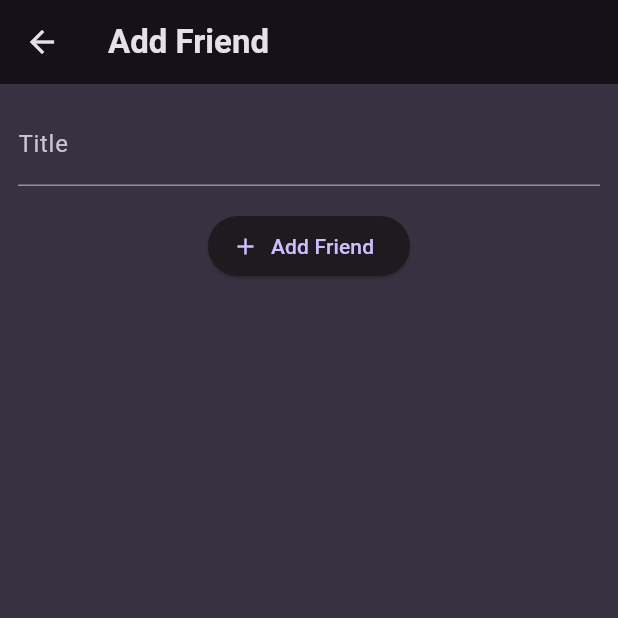
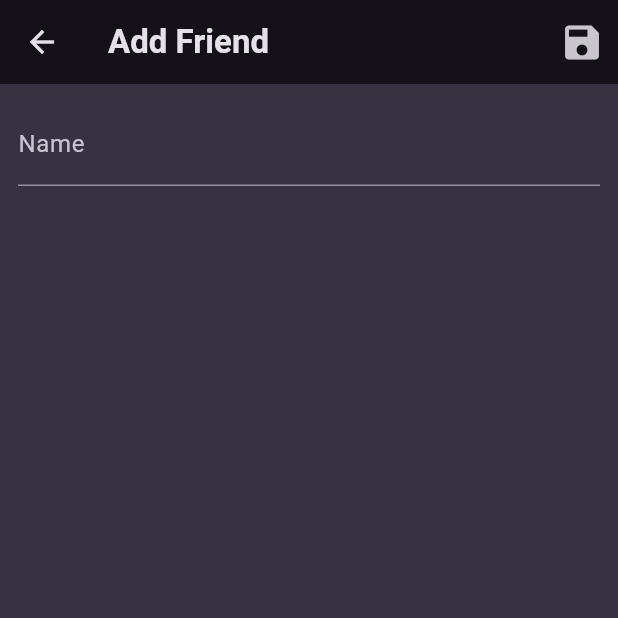
Before and after one commit to pattarawan21/qrcode_friends, a Flutter app: the AddFriendScreen screen opened directly, on a phone screen of 412 x 824 dp, the top half of it. Run offline on Flutter 3.47's test engine with Material 3 defaults, Android fonts, the phone set to English and light mode, and no system bars; our stand-ins replace flutter_riverpod, google_fonts, hive, hive_flutter, image_picker; accounts and stored records are empty.

Commit message:
fix bug on edit qr code and add  Edit Name Friend

```diff
--- a/lib/providers/friend_provider.dart
+++ b/lib/providers/friend_provider.dart
@@ -35,7 +35,7 @@ class FriendNotifier extends StateNotifier<List<Friend>> {
     state = box.values.toList();
   }
 
-  void deleteFriend(Friend friend) async {
+  Future deleteFriend(Friend friend) async {
     final box = await Hive.openBox<Friend>('friend');
     final index = state.indexWhere((e) => e.id == friend.id);
     if (index >= 0) {
--- a/lib/screens/add_friend.dart
+++ b/lib/screens/add_friend.dart
@@ -1,9 +1,14 @@
+
+import 'package:qrcode_fr/models/friends.dart';
 import 'package:qrcode_fr/providers/friend_provider.dart';
 import 'package:flutter/material.dart';
 import 'package:flutter_riverpod/flutter_riverpod.dart';
 
 class AddFriendScreen extends ConsumerStatefulWidget {
-  const AddFriendScreen({super.key});
+  final Friend? editName;
+  final bool isEdit;
+
+  const AddFriendScreen({super.key, this.editName, this.isEdit = false});
 
   @override
   ConsumerState<AddFriendScreen> createState() {
@@ -21,6 +26,15 @@ class _AddFriendScreenState extends ConsumerState<AddFriendScreen> {
       Navigator.of(context).pop();
     }
   }
+  void _editNameFriend() {
+    final enteredText = _titleController.text;
+    if (!enteredText.isEmpty) {
+      ref.read(FriendProvider.notifier).editFriend(widget.editName!.id.toString(), enteredText);
+      Navigator.of(context).pop();
+    }
+
+  }
+
 
 
   @override
@@ -32,25 +46,33 @@ class _AddFriendScreenState extends ConsumerState<AddFriendScreen> {
   @override
   Widget build(BuildContext context) {
     return Scaffold(
-      appBar: AppBar(
-        title: const Text('Add Friend'),
+       appBar: AppBar(
+        title: Text(
+          widget.editName != null
+              ? "Edit Name : ${widget.editName?.title}"
+              : "Add Friend ",
+        ),
+        actions: [
+          widget.isEdit
+              ? const SizedBox()
+              : IconButton(
+                  icon: const Icon(Icons.save),
+                  iconSize: 30,
+                  onPressed:
+                      widget.editName == null ? _saveFriend : _editNameFriend,
+                ),
+        ],
       ),
       body: SingleChildScrollView(
         padding: const EdgeInsets.all(12),
         child: Column(
           children: [
             TextField(
-              decoration: const InputDecoration(labelText: 'Title'),
+              decoration: const InputDecoration(labelText: 'Name'),
               controller: _titleController,
               style: TextStyle(
                 color: Theme.of(context).colorScheme.onBackground,
               ),
-            ),
-            const SizedBox(height: 16),
-            ElevatedButton.icon(
-              onPressed: _saveFriend,
-              icon: const Icon(Icons.add),
-              label: const Text('Add Friend'),
             ),
           ],
         ),
--- a/lib/screens/add_qr.dart
+++ b/lib/screens/add_qr.dart
@@ -59,9 +59,8 @@ class _AddQrcode extends ConsumerState<AddQrcode> {
     if (name.isEmpty || image == null) {
       return;
     }
-    final myid = widget.editQrcode!.id;
     final newQr = QrCode(
-      id: myid,
+      id: widget.editQrcode!.id,
       title: name,
       imagebytes: await image.readAsBytes(),
     );
--- a/lib/widgets/qr_image.dart
+++ b/lib/widgets/qr_image.dart
@@ -76,14 +76,14 @@ class _PickQrState extends State<PickedQr> {
                 : TextButton.icon(
                     onPressed: _chooseImage,
                     icon: const Icon(Icons.photo),
-                    label: const Text("Open Gallery"),
+                    label: const Text("Gallery"),
                   ),
             widget.isEdit
                 ? const SizedBox()
                 : TextButton.icon(
                     onPressed: _takePhoto,
                     icon: const Icon(Icons.camera),
-                    label: const Text("Open camera"),
+                    label: const Text("Camera"),
                   ),
           ],
         )
```
Also changed, not shown: lib/widgets/friend_list.dart (+37 -1 lines), lib/widgets/qr_list.dart (+8 -8 lines).
